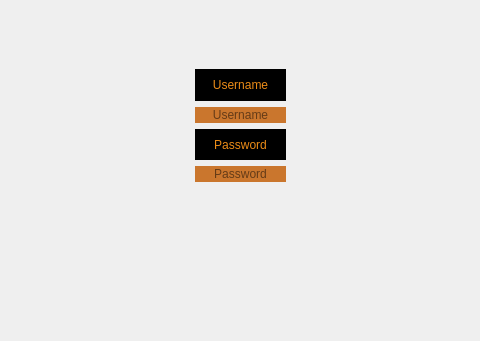
Qt form log_in.ui (audrina-ebrahimi/Library) before a commit; both pictures show x 225 to 705 and y 421 to 762 of the 1296 by 762 pixel window.
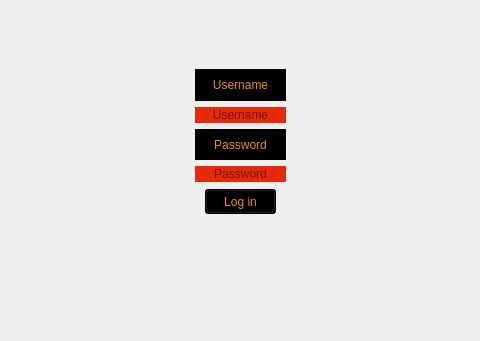
The same form after that commit.

Diff of the .ui file:
```diff
--- a/log_in.ui
+++ b/log_in.ui
@@ -123,7 +123,7 @@
        </property>
        <property name="styleSheet">
         <string notr="true">font: 75 8pt &quot;Segoe UI&quot;;
-background-color: rgb(202, 118, 45);
+background-color: rgb(231, 41, 7);
 color: rgb(0, 0, 0);</string>
        </property>
        <property name="frame">
@@ -160,7 +160,7 @@
        <property name="styleSheet">
         <string notr="true">font: 75 8pt &quot;Segoe UI&quot;;
 color: rgb(0, 0, 0);
-background-color: rgb(202, 118, 45);</string>
+background-color: rgb(231, 41, 7);</string>
        </property>
        <property name="frame">
         <bool>false</bool>
@@ -178,6 +178,27 @@
      </item>
     </layout>
    </widget>
+   <widget class="QPushButton" name="log_in_Button">
+    <property name="geometry">
+     <rect>
+      <x>430</x>
+      <y>610</y>
+      <width>71</width>
+      <height>25</height>
+     </rect>
+    </property>
+    <property name="toolTip">
+     <string>&lt;html&gt;&lt;head/&gt;&lt;body&gt;&lt;p&gt;log in&lt;/p&gt;&lt;/body&gt;&lt;/html&gt;</string>
+    </property>
+    <property name="styleSheet">
+     <string notr="true">font: 75 8pt &quot;Mj_Parand&quot;;
+background-color: rgb(0, 0, 0);
+color: rgb(236, 140, 23);</string>
+    </property>
+    <property name="text">
+     <string>Log in</string>
+    </property>
+   </widget>
   </widget>
   <widget class="QMenuBar" name="menubar">
    <property name="geometry">
```
Left out of the diff: 3 changed lines with no effect on the pictures.
